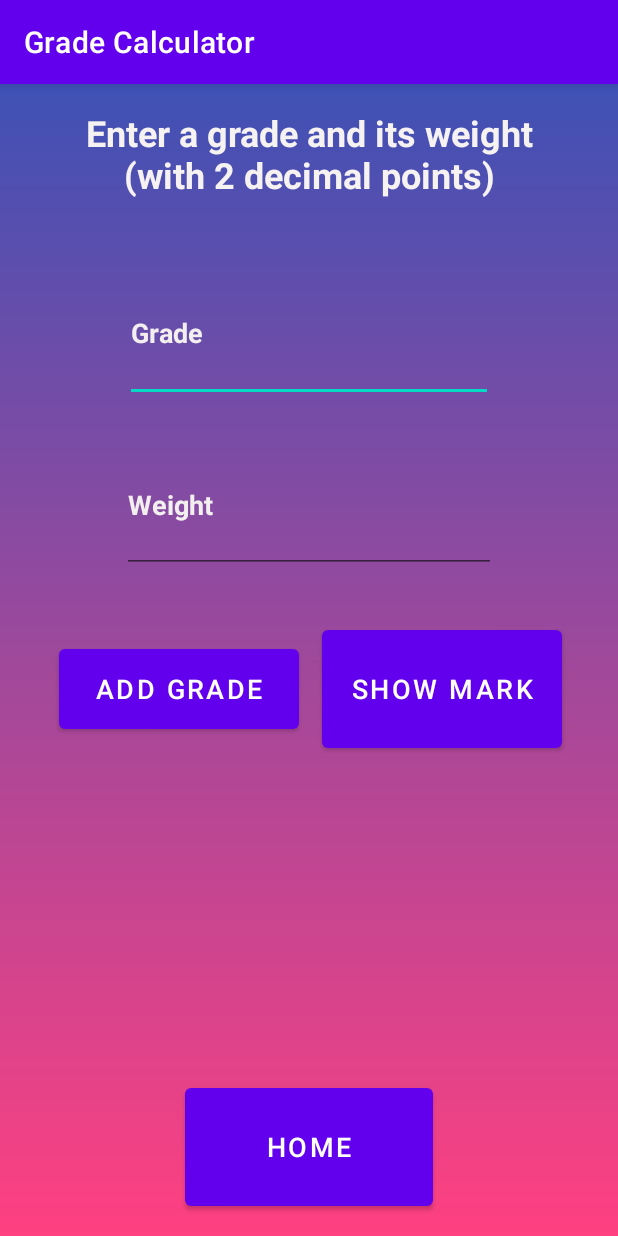
After one commit to aleksandarMilos/FinalProject, an Android app: the GradeCalc screen opened directly, with no data from a screen before it, on a phone screen of 412 x 824 dp. The commit adds this screen. Run offline under Robolectric (Android 15) with nearby library versions, the phone set to English and light mode, and no system bars.

Commit message:
Grade calculator by Milosevski, is working, just need to fix the SecondActivityCorse UI

```diff
--- a/app/src/main/AndroidManifest.xml
+++ b/app/src/main/AndroidManifest.xml
@@ -11,29 +11,28 @@
         android:theme="@style/Theme.FinalProject"
         tools:targetApi="31">
         <activity
+            android:name=".GradeCalc"
+            android:exported="false" />
+        <activity
             android:name=".SecondActivityCourse"
             android:exported="false" />
         <activity
-            android:label="Smart Link"
             android:name=".MainActivity"
-            android:exported="true">
+            android:exported="true"
+            android:label="Smart Link">
             <intent-filter>
                 <action android:name="android.intent.action.MAIN" />
+
                 <category android:name="android.intent.category.LAUNCHER" />
             </intent-filter>
         </activity>
-
         <activity
-            android:label="Create a New User"
             android:name=".CreateUserActivity"
-            />
+            android:label="Create a New User" />
         <activity
-            android:label="Todo List"
             android:name=".ToDoList"
             android:exported="true"
-            />
-
-
+            android:label="Todo List" />
     </application>
 
 </manifest>
--- /dev/null
+++ b/app/src/main/java/com/example/finalproject/GradeCalc.java
@@ -0,0 +1,81 @@
+package com.example.finalproject;
+
+import androidx.appcompat.app.AppCompatActivity;
+
+import android.annotation.SuppressLint;
+import android.content.Intent;
+import android.os.Bundle;
+import android.view.View;
+import android.widget.Button;
+import android.widget.EditText;
+import android.widget.TextView;
+
+import java.util.ArrayList;
+
+public class GradeCalc extends AppCompatActivity {
+
+    Button button_Add, button_ShowGrade, button_Home;
+    EditText grade, weight;
+    TextView displayGrade, finalGrade;
+    ArrayList<Float> grades, weights;
+
+
+    @SuppressLint("MissingInflatedId")
+    @Override
+    protected void onCreate(Bundle savedInstanceState) {
+        super.onCreate(savedInstanceState);
+        setContentView(R.layout.activity_grade_calc);
+
+        setTitle("Grade Calculator");
+        Intent calculator = getIntent();
+        String username = calculator.getStringExtra("username");
+
+
+        grades = new ArrayList<>();
+        weights = new ArrayList<>();
+        button_Add = findViewById(R.id.btn_add);
+        button_ShowGrade = findViewById(R.id.btn_show);
+        button_Home = findViewById(R.id.btn_Home);
+        grade = findViewById(R.id.et_Grade);
+        weight = findViewById(R.id.et_weight);
+        displayGrade = findViewById(R.id.grade_Dsiplayed);
+        finalGrade = findViewById(R.id.finalMark);
+
+        button_Add.setOnClickListener(new View.OnClickListener() {
+            @Override
+            public void onClick(View view) {
+                float grade_entered = Float.parseFloat(grade.getText().toString());
+                float weight_entered = Float.parseFloat(weight.getText().toString());
+                grades.add(grade_entered);
+                weights.add(weight_entered);
+                grade.setText("");
+                weight.setText("");
+            }
+        });
+
+        button_ShowGrade.setOnClickListener(new View.OnClickListener() {
+            @Override
+            public void onClick(View view) {
+                float userGrade = 0;
+                float totalWeight = 0;
+                for(int i=0; i<grades.size(); i++) {
+                    userGrade = userGrade + (grades.get(i) * weights.get(i));
+                    totalWeight = totalWeight + weights.get(i);
+                }
+                userGrade = userGrade / totalWeight;
+                displayGrade.setText("Your current grade is:");
+                String s = String.format("%.2f", userGrade);
+                finalGrade.setText(s + "%");
+            }
+        });
+
+        button_Home.setOnClickListener(new View.OnClickListener() {
+            @Override
+            public void onClick(View view) {
+                Intent home = new Intent(GradeCalc.this, SecondActivityCourse.class);
+                home.putExtra("username", username);
+                startActivity(home);
+            }
+        });
+    }
+}
--- a/app/src/main/java/com/example/finalproject/MainActivity.java
+++ b/app/src/main/java/com/example/finalproject/MainActivity.java
@@ -2,6 +2,7 @@ package com.example.finalproject;
 
 import androidx.appcompat.app.AppCompatActivity;
 
+import android.annotation.SuppressLint;
 import android.content.Intent;
 import android.content.SharedPreferences;
 import android.os.Bundle;
@@ -22,6 +23,7 @@ public class MainActivity extends AppCompatActivity {
 
     boolean signedIn = false; //Variable used with sharedpreferences to keep track if the user has previously SignedIn (without signingout)
 
+    @SuppressLint("MissingInflatedId")
     @Override
     protected void onCreate(Bundle savedInstanceState) {
         super.onCreate(savedInstanceState);
@@ -32,6 +34,7 @@ public class MainActivity extends AppCompatActivity {
         etPassword = findViewById(R.id.user_Password);
         rememberCheck = findViewById(R.id.checkBox);
         createUserBtn = findViewById(R.id.createNewUserBtn);
+
 
         spLoadData(); //Loading the shared-preferences which keeps track of our Username/password
 
@@ -88,6 +91,7 @@ public class MainActivity extends AppCompatActivity {
                 startActivity(intent_create_user);
             }
         });
+
 
     }
 
--- a/app/src/main/java/com/example/finalproject/SecondActivityCourse.java
+++ b/app/src/main/java/com/example/finalproject/SecondActivityCourse.java
@@ -33,7 +33,7 @@ import java.util.concurrent.Executors;
 public class SecondActivityCourse extends AppCompatActivity {
 
     FloatingActionButton newCourseButton;
-    Button signoutBtn;
+    Button signoutBtn, gradeCalculator;
     ListView listViewData;
     MyDatabase mydb; //For creating the database
     TextView displayUsername;
@@ -59,6 +59,7 @@ public class SecondActivityCourse extends AppCompatActivity {
         displayUsername = findViewById(R.id.displayCurrentUser);
         deleteSwitch = findViewById(R.id.deleteSwitch);
         signoutBtn = findViewById(R.id.signoutBtn);
+        gradeCalculator = findViewById(R.id.calculator);
         mydb = Room.databaseBuilder(getApplicationContext(), MyDatabase.class, "UserPass_db").fallbackToDestructiveMigration().build(); //Building the database once
 
         //Retrieving Username and password from first activity or Retrieving it from Create user
@@ -241,6 +242,14 @@ public class SecondActivityCourse extends AppCompatActivity {
 
         displayUsername.setText("Current User: " + username); //Displaying current user name in the Textview @ the bottom right corner beside the signout button
 
+        gradeCalculator.setOnClickListener(new View.OnClickListener() {
+            @Override
+            public void onClick(View view) {
+                Intent calc = new Intent(SecondActivityCourse.this, GradeCalc.class);
+                calc.putExtra("username", username);
+                startActivity(calc);
+            }
+        });
     }
 
     //Method for Saving the Username/Password Data into the database dbUserPass
--- /dev/null
+++ b/app/src/main/res/layout/activity_grade_calc.xml
@@ -0,0 +1,127 @@
+<?xml version="1.0" encoding="utf-8"?>
+<androidx.constraintlayout.widget.ConstraintLayout xmlns:android="http://schemas.android.com/apk/res/android"
+    xmlns:app="http://schemas.android.com/apk/res-auto"
+    xmlns:tools="http://schemas.android.com/tools"
+    android:layout_width="match_parent"
+    android:layout_height="match_parent"
+    android:background="@drawable/gradient_background"
+    tools:context=".GradeCalc">
+
+    <TextView
+        android:id="@+id/grade_prompt"
+        android:layout_width="0dp"
+        android:layout_height="0dp"
+        android:layout_marginStart="39dp"
+        android:layout_marginTop="16dp"
+        android:layout_marginEnd="39dp"
+        android:layout_marginBottom="14dp"
+        android:text="Enter a grade and its weight (with 2 decimal points)"
+        android:textAlignment="center"
+        android:textColor="#F6F2F2"
+        android:textSize="24sp"
+        android:textStyle="bold"
+        app:layout_constraintBottom_toTopOf="@+id/et_Grade"
+        app:layout_constraintEnd_toEndOf="parent"
+        app:layout_constraintStart_toStartOf="parent"
+        app:layout_constraintTop_toTopOf="parent" />
+
+    <EditText
+        android:id="@+id/et_Grade"
+        android:layout_width="245dp"
+        android:layout_height="0dp"
+        android:layout_marginBottom="23dp"
+        android:ems="10"
+        android:hint="Grade"
+        android:inputType="textPersonName"
+        android:textColor="#F3ECEC"
+        android:textColorHint="#F3EFEF"
+        android:textStyle="bold"
+        app:layout_constraintBottom_toTopOf="@+id/et_weight"
+        app:layout_constraintEnd_toEndOf="parent"
+        app:layout_constraintStart_toStartOf="parent"
+        app:layout_constraintTop_toBottomOf="@+id/grade_prompt" />
+
+    <EditText
+        android:id="@+id/et_weight"
+        android:layout_width="249dp"
+        android:layout_height="0dp"
+        android:layout_marginBottom="32dp"
+        android:ems="10"
+        android:hint="Weight"
+        android:inputType="textPersonName"
+        android:textColor="#F4F0F0"
+        android:textColorHint="#F4EFEF"
+        android:textStyle="bold"
+        app:layout_constraintBottom_toTopOf="@+id/btn_show"
+        app:layout_constraintEnd_toEndOf="parent"
+        app:layout_constraintStart_toStartOf="parent"
+        app:layout_constraintTop_toBottomOf="@+id/et_Grade" />
+
+    <Button
+        android:id="@+id/btn_add"
+        android:layout_width="0dp"
+        android:layout_height="65dp"
+        android:layout_marginStart="39dp"
+        android:layout_marginEnd="15dp"
+        android:text="Add grade"
+        android:textSize="18sp"
+        app:layout_constraintBaseline_toBaselineOf="@+id/btn_show"
+        app:layout_constraintEnd_toStartOf="@+id/btn_show"
+        app:layout_constraintStart_toStartOf="parent" />
+
+    <Button
+        android:id="@+id/btn_show"
+        android:layout_width="0dp"
+        android:layout_height="0dp"
+        android:layout_marginEnd="37dp"
+        android:layout_marginBottom="18dp"
+        android:text="Show mark"
+        android:textSize="18sp"
+        app:layout_constraintBottom_toTopOf="@+id/grade_Dsiplayed"
+        app:layout_constraintEnd_toEndOf="parent"
+        app:layout_constraintStart_toEndOf="@+id/btn_add"
+        app:layout_constraintTop_toBottomOf="@+id/et_weight" />
+
+    <TextView
+        android:id="@+id/grade_Dsiplayed"
+        android:layout_width="0dp"
+        android:layout_height="0dp"
+        android:layout_marginStart="39dp"
+        android:layout_marginEnd="39dp"
+        android:layout_marginBottom="10dp"
+        android:textAlignment="center"
+        android:textColor="#F4EFEF"
+        android:textSize="24sp"
+        android:textStyle="bold"
+        app:layout_constraintBottom_toTopOf="@+id/finalMark"
+        app:layout_constraintEnd_toEndOf="parent"
+        app:layout_constraintStart_toStartOf="parent"
+        app:layout_constraintTop_toBottomOf="@+id/btn_show" />
+
+    <TextView
+        android:id="@+id/finalMark"
+        android:layout_width="244dp"
+        android:layout_height="74dp"
+        android:layout_marginBottom="21dp"
+        android:textAlignment="center"
+        android:textColor="#EFE9E9"
+        android:textColorHint="#F8F5F5"
+        android:textSize="60sp"
+        android:textStyle="bold"
+        app:layout_constraintBottom_toTopOf="@+id/btn_Home"
+        app:layout_constraintEnd_toEndOf="parent"
+        app:layout_constraintStart_toStartOf="parent"
+        app:layout_constraintTop_toBottomOf="@+id/grade_Dsiplayed" />
+
+    <Button
+        android:id="@+id/btn_Home"
+        android:layout_width="165dp"
+        android:layout_height="0dp"
+        android:layout_marginBottom="14dp"
+        android:text="Home"
+        android:textSize="18sp"
+        app:layout_constraintBottom_toBottomOf="parent"
+        app:layout_constraintEnd_toEndOf="parent"
+        app:layout_constraintStart_toStartOf="parent"
+        app:layout_constraintTop_toBottomOf="@+id/finalMark" />
+</androidx.constraintlayout.widget.ConstraintLayout>
--- a/app/src/main/res/layout/activity_second_course.xml
+++ b/app/src/main/res/layout/activity_second_course.xml
@@ -89,5 +89,18 @@
         app:layout_constraintBottom_toBottomOf="parent"
         app:layout_constraintStart_toStartOf="@+id/deleteSwitchTextView" />
 
+    <Button
+        android:id="@+id/calculator"
+        android:layout_width="206dp"
+        android:layout_height="38dp"
+        android:layout_marginStart="23dp"
+        android:layout_marginTop="8dp"
+        android:background="@color/Chartreuse"
+        android:fadingEdge="horizontal|vertical"
+        android:paddingHorizontal="3dp"
+        android:text="grade calculator"
+        app:layout_constraintStart_toEndOf="@+id/addCourseBtn"
+        app:layout_constraintTop_toBottomOf="@+id/newCourseTextView" />
+
 
 </androidx.constraintlayout.widget.ConstraintLayout>
```
